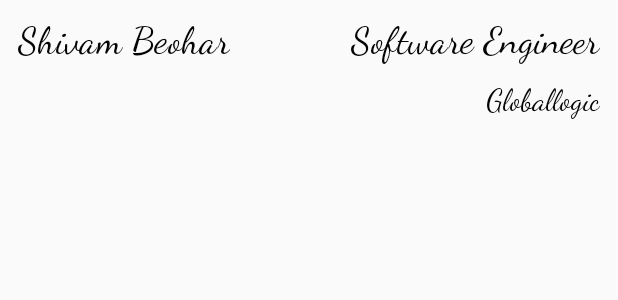
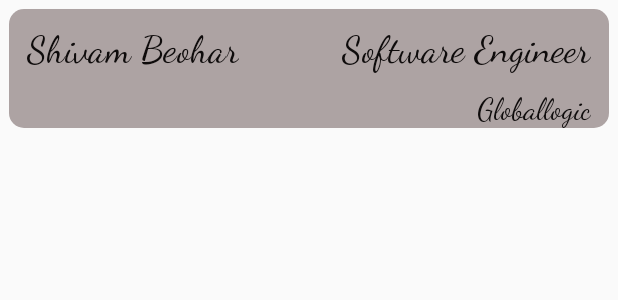
Before and after one commit to shivambeohar/ListView, an Android app: the layout person.xml on its own in the app's theme, with its tools: preview values and no code run, on a phone screen of 412 x 824 dp. Shown: the top 300 px of the screen. Run offline under Robolectric (Android 15) with nearby library versions, the phone set to English and light mode, and no system bars.

Commit message:
Implemented the RecyclerView

```diff
--- a/app/src/main/res/layout/person.xml
+++ b/app/src/main/res/layout/person.xml
@@ -1,9 +1,17 @@
 <?xml version="1.0" encoding="utf-8"?>
-<androidx.constraintlayout.widget.ConstraintLayout xmlns:android="http://schemas.android.com/apk/res/android"
+
+<androidx.cardview.widget.CardView xmlns:android="http://schemas.android.com/apk/res/android"
     xmlns:app="http://schemas.android.com/apk/res-auto"
     xmlns:tools="http://schemas.android.com/tools"
     android:layout_width="match_parent"
-    android:layout_height="wrap_content">
+    android:layout_height="wrap_content"
+    android:layout_margin="@dimen/small_margin"
+    app:cardCornerRadius="@dimen/card_corner_radius">
+
+    <androidx.constraintlayout.widget.ConstraintLayout
+        android:layout_width="match_parent"
+        android:layout_height="wrap_content"
+        android:background="@color/colorLightDark">
 
         <TextView
             android:id="@+id/tv_person_name"
@@ -27,4 +35,6 @@
             app:layout_constraintEnd_toEndOf="parent"
             app:layout_constraintTop_toBottomOf="@id/tv_person_designation"
             tools:text="Globallogic" />
+
     </androidx.constraintlayout.widget.ConstraintLayout>
+</androidx.cardview.widget.CardView>
--- a/app/src/main/res/values/colors.xml
+++ b/app/src/main/res/values/colors.xml
@@ -3,5 +3,7 @@
     <color name="colorPrimary">#008577</color>
     <color name="colorPrimaryDark">#00574B</color>
     <color name="colorAccent">#D81B60</color>
-    <color name="colorBlack">#030303</color>
+    <color name="colorGray">#585555</color>
+    <color name="colorBlack">#0E0B0B</color>
+    <color name="colorLightDark">#ADA3A3</color>
 </resources>
--- a/app/src/main/res/values/dimens.xml
+++ b/app/src/main/res/values/dimens.xml
@@ -1,4 +1,6 @@
 <?xml version="1.0" encoding="utf-8"?>
 <resources>
     <dimen name="medium_margin">12dp</dimen>
+    <dimen name="small_margin">6dp</dimen>
+    <dimen name="card_corner_radius">10dp</dimen>
 </resources>
```
Also changed, not shown: app/build.gradle (+7 -1 lines), app/src/main/java/com/tasklist/listview/EmployeeRecyclerViewAdapter.kt (added, +46 -0 lines), app/src/main/java/com/tasklist/listview/ListPeopleAdapter.kt (deleted, +0 -76 lines), app/src/main/java/com/tasklist/listview/MainActivity.kt (+7 -8 lines), app/src/main/res/layout/activity_main.xml (+4 -3 lines). Lines whose indentation alone changed are shown as unchanged.
